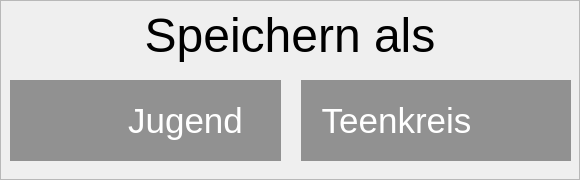
Old version of the form Programme/ControlPanel-3-0/ui/menue_speichern.ui in the repository mvu/jugendprojekt.
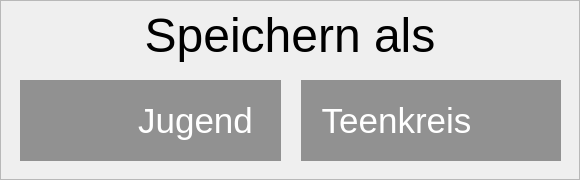
New version of the form. Icons and pictures are not drawn.

Commit message: Speichermenü hinzugefügt

```diff
--- a/Programme/ControlPanel-3-0/ui/menue_speichern.ui
+++ b/Programme/ControlPanel-3-0/ui/menue_speichern.ui
@@ -44,9 +44,9 @@
   <widget class="QWidget" name="horizontalLayoutWidget">
    <property name="geometry">
     <rect>
-     <x>10</x>
+     <x>20</x>
      <y>80</y>
-     <width>561</width>
+     <width>541</width>
      <height>81</height>
     </rect>
    </property>
@@ -270,7 +270,7 @@
         <rect>
          <x>0</x>
          <y>0</y>
-         <width>271</width>
+         <width>261</width>
          <height>81</height>
         </rect>
        </property>
@@ -301,7 +301,7 @@
       <widget class="QFrame" name="frame_13">
        <property name="geometry">
         <rect>
-         <x>200</x>
+         <x>188</x>
          <y>10</y>
          <width>61</width>
          <height>61</height>
@@ -502,7 +502,7 @@
         <rect>
          <x>0</x>
          <y>0</y>
-         <width>271</width>
+         <width>261</width>
          <height>81</height>
         </rect>
        </property>
```
Left out of the diff: 9 changed lines with no effect on the pictures. The commit also changes 2 other files.
